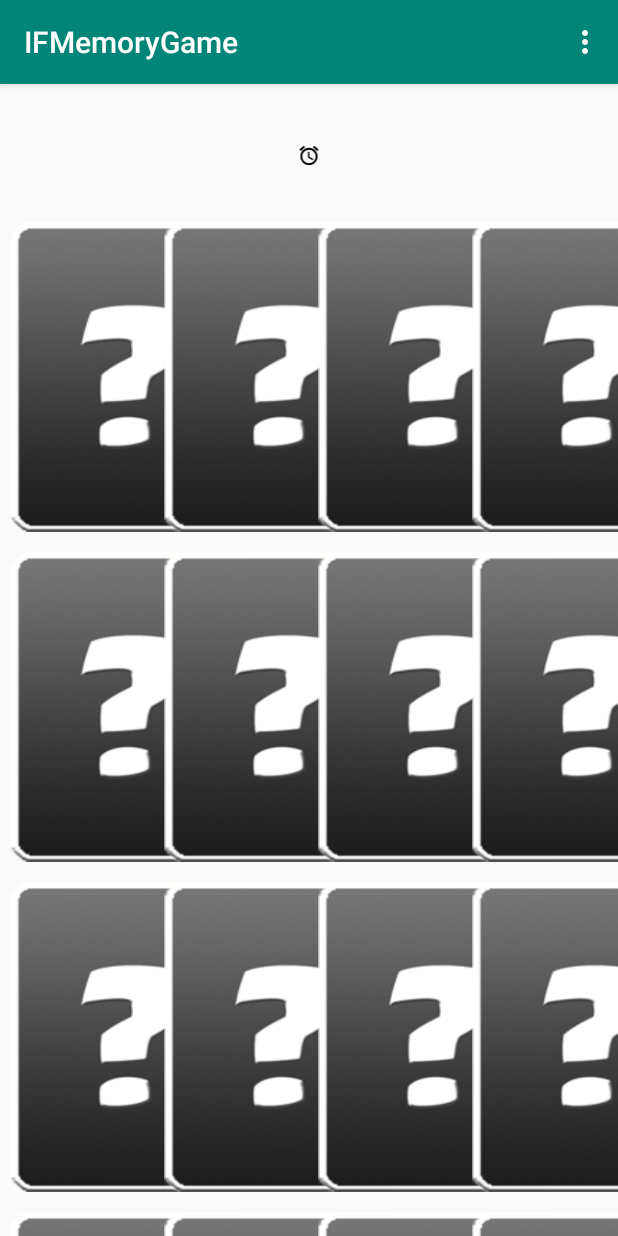
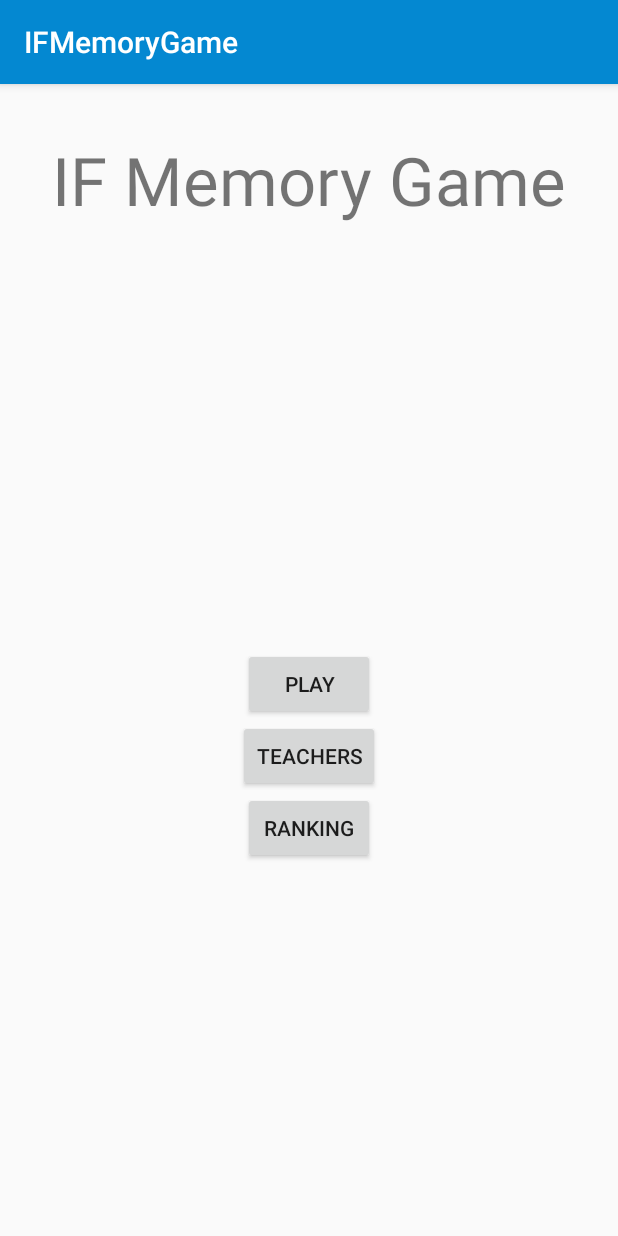
Before and after one commit to JohnOliver23/IfMemoryGame, an Android app: the screen it shows after launch (MainActivity), on a phone screen of 412 x 824 dp. Run offline under Robolectric (Android 15) with nearby library versions, the light colour scheme and no system bars.

```diff
--- a/app/build.gradle
+++ b/app/build.gradle
@@ -24,9 +24,10 @@ android {
 
 dependencies {
     implementation fileTree(dir: 'libs', include: ['*.jar'])
-    implementation"org.jetbrains.kotlin:kotlin-stdlib-jdk7:$kotlin_version"
+    implementation "org.jetbrains.kotlin:kotlin-stdlib-jdk7:$kotlin_version"
     implementation 'com.android.support:appcompat-v7:28.0.0'
     implementation 'com.android.support.constraint:constraint-layout:1.1.3'
+    implementation 'com.android.support:design:28.0.0'
     testImplementation 'junit:junit:4.12'
     androidTestImplementation 'com.android.support.test:runner:1.0.2'
     androidTestImplementation 'com.android.support.test.espresso:espresso-core:3.0.2'
--- a/app/src/main/java/com/example/ifmemorygame/MainActivity.kt
+++ b/app/src/main/java/com/example/ifmemorygame/MainActivity.kt
@@ -1,40 +1,17 @@
 package com.example.ifmemorygame
 
-import android.content.Context
-import android.media.Image
 import android.support.v7.app.AppCompatActivity
 import android.os.Bundle
-import android.util.Log
 import android.view.View
-import android.view.ViewGroup
 import android.widget.*
-import com.example.ifmemorygame.model.Teacher
-import retrofit2.Call
-import retrofit2.Callback
-import retrofit2.Response
-import android.R.attr.bottom
-import android.R.attr.right
-import android.R.attr.top
-import android.R.attr.left
-import android.net.Uri
-import android.os.Handler
-import android.os.SystemClock
-import android.view.Menu
-import android.widget.LinearLayout
-import com.example.ifmemorygame.R.id.view_timer
-import com.example.ifmemorygame.model.TeacherList
-import com.squareup.picasso.Picasso
-import jp.wasabeef.picasso.transformations.CropCircleTransformation
-import jp.wasabeef.picasso.transformations.CropSquareTransformation
-import jp.wasabeef.picasso.transformations.CropTransformation
-import jp.wasabeef.picasso.transformations.RoundedCornersTransformation
+import android.content.Intent
+
 
 
 class MainActivity : AppCompatActivity() {
-    private lateinit var curView: ImageView
-    private lateinit var gridView : GridView
-    private lateinit var dadosfotos : MutableList<String>
-    private lateinit var view_timer : Chronometer
+    private lateinit var btnPlay : Button
+    private lateinit var btnList : Button
+    private lateinit var btnRanking: Button
 
 
 
@@ -42,147 +19,32 @@ class MainActivity : AppCompatActivity() {
     override fun onCreate(savedInstanceState: Bundle?) {
         super.onCreate(savedInstanceState)
         setContentView(R.layout.activity_main)
-        view_timer = findViewById(R.id.view_timer)
-        // view_timer.setCountDown(true)
-        view_timer.base = SystemClock.elapsedRealtime()
-        view_timer.start()
 
-        var countPair =0//quantidade acertos
-        var countTentatives = 0 // quantidade tentativas
-        var jogadaAtual = 0;
-        var pos =  arrayOf(0,1,2,3,4,5,6,7,0,1,2,3,4,5,6,7).toList().shuffled()
-        dadosfotos = arrayListOf()
+        this.btnPlay = findViewById(R.id.btnPlay)
+        this.btnList = findViewById(R.id.btnList)
+        this.btnRanking = findViewById(R.id.btnRanking)
 
-        TeacherService().list().enqueue(object : Callback<TeacherList>{
-            override fun onResponse(call: Call<TeacherList>, response: Response<TeacherList>) {
-                val listteachers = response.body()
-                listteachers?.let {
-                    showTeachers(it)
-                }
-
-            }
-
-            override fun onFailure(call: Call<TeacherList>, t: Throwable) {
-                Log.e("onFailure error", t?.message)
-            }
-
-        })
-
-        /*
-        var cards= arrayOf(R.drawable.card0, R.drawable.card1,R.drawable.card2,
-                           R.drawable.card3,R.drawable.card4,R.drawable.card5,
-                           R.drawable.card6, R.drawable.card7).toList().shuffled()*/
-        var currentPos = -1
-        this.gridView = findViewById(R.id.gridView)
-        var imgAdapter = ImageAdapter(this)
-        gridView.adapter = (imgAdapter)
-        gridView.setOnItemClickListener { parent, view, position, id ->
-            view as ImageView
-            Picasso.with(this).load(dadosfotos[pos[position]])
-                .transform(RoundedCornersTransformation(10, 10)).into(view)
-            val handler = Handler()
-            if(currentPos < 0){
-                currentPos = position
-                curView = view as ImageView
-            }else {
-                if(currentPos == position){
-                    jogadaAtual = 1
-
-                }else if(pos[currentPos]!=pos[position]){
-                    view as ImageView
-                    curView.setImageResource(R.drawable.hidden)
-                    handler.postDelayed({
-                        Picasso.with(this).load(R.drawable.hidden).into(view)
-                    }, 1000)
-                    jogadaAtual = 2
-                }else {
-                    view as ImageView
-                    Picasso.with(this).load(dadosfotos[pos[position]])
-                        .transform(RoundedCornersTransformation(10, 10)).into(view)
-                    countPair++;
-                    view.setClickable(true)
-                    curView.setClickable(true)
-                    Log.i("APP_TESTADOR","foii")
-                    jogadaAtual = 2
-                    if(countPair == 8){
-                        Toast.makeText(this, "You Win", Toast.LENGTH_SHORT).show()
-                    }
-                }
-                if(jogadaAtual!=1){
-                    countTentatives++
-                    currentPos = -1
-                }
-            }
-
-        }
+        this.btnPlay.setOnClickListener({ play(it) })
+        this.btnList.setOnClickListener({ list(it) })
+        this.btnRanking.setOnClickListener({ ranking(it) })
 
     }
-    private fun showTeachers(teacherList: TeacherList){
+
+    fun play(view : View){
+        var intent = Intent(this, Main2Activity::class.java)
+        startActivity(intent)
 
 
-            for (teacher in teacherList.teachers){
-                Log.i("APP_TEACHER","url = "+teacher.url)
-                Log.i("APP_TEACHER", "nome = "+teacher.nome)
-                Log.i("APP_TEACHER","frase marcante ="+teacher.frasemarcante)
-                Log.i("APP_TEACHER","foto = "+teacher.foto)
-                this.dadosfotos.add(teacher.foto)
-            }
-        Log.i("APP_TESTADOR",dadosfotos[0].toString())
+    }
+    fun list (view : View){
+
     }
 
-    override fun onCreateOptionsMenu(menu: Menu?): Boolean {
-        menuInflater.inflate(R.menu.main_menu, menu)
-        return super.onCreateOptionsMenu(menu)
+    fun ranking (view: View) {
+
     }
 
 
 
-    inner class ImageAdapter : BaseAdapter {
-
-        var context: Context?=null
-
-        constructor(context: Context){
-            this.context = context
-        }
-
-        override fun getItemId(position: Int): Long {
-            return 0
-        }
-
-        override fun getItem(position: Int): Any {
-            return 0
-
-        }
-
-        override fun getView(position: Int, convertView: View?, parent: ViewGroup?): View {
-            var imgView: ImageView
-            if (convertView == null){
-                imgView = ImageView(context)
-                //imgView.setLayoutParams(RelativeLayout.LayoutParams(320, 320))
-                val lp = LinearLayout.LayoutParams(
-                    260,
-                    330
-                )
-                lp.setMargins(100, 100, 100, 100)
-                imgView.setLayoutParams(lp)
-                imgView.setPadding(10, 10, 0, 10)
-                imgView.setScaleType(ImageView.ScaleType.FIT_XY)
-                imgView.setImageResource(R.drawable.hidden)
-
-            }else{
-                imgView =  convertView as ImageView
-                imgView.setImageResource(R.drawable.hidden)
-
-            }
-            return imgView
-
-        }
-        override fun getCount(): Int {
-            return 16;
-
-        }
-
-    }
-
 
 }
--- a/app/src/main/java/com/example/ifmemorygame/TeacherService.kt
+++ b/app/src/main/java/com/example/ifmemorygame/TeacherService.kt
@@ -7,12 +7,14 @@ import retrofit2.Call
 import retrofit2.Retrofit
 import retrofit2.converter.gson.GsonConverterFactory
 import retrofit2.http.GET
+import retrofit2.http.Query
+
 const val BASE_URL = "http://apiprofessoresifpbtsi.herokuapp.com/"
 
 interface TeacherService {
 
     @GET("professores")
-    fun list(): Call<TeacherList>
+    fun list(@Query("page") page: Int): Call<TeacherList>
 
     companion object{
         operator fun invoke () : TeacherService {
--- a/app/src/main/res/layout/activity_main.xml
+++ b/app/src/main/res/layout/activity_main.xml
@@ -9,42 +9,38 @@
         tools:context=".MainActivity">
 
     <LinearLayout
-            android:paddingTop="10dp"
+            android:layout_weight="5"
+            android:gravity="center"
+            android:layout_width="match_parent"
+            android:layout_height="match_parent">
+        <TextView
+                android:text="IF Memory Game"
+                android:textSize="20pt"
+                android:layout_width="wrap_content"
+                android:layout_height="wrap_content"/>
+
+    </LinearLayout>
+    <LinearLayout
+            android:layout_weight="1"
+            android:gravity="center"
             android:layout_width="match_parent"
             android:layout_height="match_parent"
-            android:layout_weight="8"
-            android:gravity="center"
-            android:orientation="vertical"
-            android:layout_margin="30dp">
-
-        <ImageView android:layout_width="wrap_content"
-                   android:layout_height="match_parent"
-                   android:src="@drawable/ic_action_alarm"
-        />
-
-        <Chronometer
-                android:id="@+id/view_timer"
-                android:textSize="20sp"
-                android:textStyle="bold"
-                tools:targetApi="1"
-                android:paddingLeft="2dp"
-                android:paddingTop="6dp"
+            android:orientation="vertical">
+        <Button
                 android:layout_width="wrap_content"
-                android:layout_height="match_parent"/>
+                android:layout_height="wrap_content"
+                android:text="Play"
+                android:id="@+id/btnPlay"/>
+        <Button
+                android:layout_width="wrap_content"
+                android:layout_height="wrap_content"
+                android:text="Teachers"
+                android:id="@+id/btnList"/>
+        <Button
+                android:layout_width="wrap_content"
+                android:layout_height="wrap_content"
+                android:text="Ranking"
+                android:id="@+id/btnRanking"/>
 
     </LinearLayout>
-
-    <LinearLayout
-            android:layout_width="match_parent"
-            android:layout_height="match_parent"
-            android:layout_weight="1">
-        <GridView
-            android:layout_width="match_parent"
-            android:layout_height="match_parent"
-            android:id="@+id/gridView"
-            android:numColumns="4"
-            android:stretchMode="columnWidth">
-        </GridView>
-    </LinearLayout>
-
 </LinearLayout>
--- a/app/src/main/res/values/colors.xml
+++ b/app/src/main/res/values/colors.xml
@@ -1,6 +1,9 @@
 <?xml version="1.0" encoding="utf-8"?>
 <resources>
-    <color name="colorPrimary">#008577</color>
-    <color name="colorPrimaryDark">#00574B</color>
-    <color name="colorAccent">#D81B60</color>
+    <color name="colorPrimary">#0488d1</color>
+    <color name="colorPrimaryDark">#0477bd</color>
+    <color name="colorAccent">#0488d1</color>
+    <color name="gray">#a9a9a9</color>
+    <color name="white">#e8e8e8</color>
+    <color name="black">#000</color>
 </resources>
--- /dev/null
+++ b/app/src/main/res/values/dimens.xml
@@ -0,0 +1,3 @@
+<resources>
+    <dimen name="fab_margin">16dp</dimen>
+</resources>
--- a/app/src/main/res/values/strings.xml
+++ b/app/src/main/res/values/strings.xml
@@ -1,3 +1,4 @@
 <resources>
     <string name="app_name">IFMemoryGame</string>
+    <string name="title_activity_main_menu">MainActivityMenu</string>
 </resources>
--- a/app/src/main/res/values/styles.xml
+++ b/app/src/main/res/values/styles.xml
@@ -14,6 +14,12 @@
         <item name="android:textSize">20sp</item>
 
     </style>
+    <style name="AppTheme.NoActionBar">
+        <item name="windowActionBar">false</item>
+        <item name="windowNoTitle">true</item>
+    </style>
+    <style name="AppTheme.AppBarOverlay" parent="ThemeOverlay.AppCompat.Dark.ActionBar"/>
+    <style name="AppTheme.PopupOverlay" parent="ThemeOverlay.AppCompat.Light"/>
 
 
 </resources>
--- a/build.gradle
+++ b/build.gradle
@@ -8,7 +8,7 @@ buildscript {
 
     }
     dependencies {
-        classpath 'com.android.tools.build:gradle:3.3.2'
+        classpath 'com.android.tools.build:gradle:3.4.0-rc03'
         classpath "org.jetbrains.kotlin:kotlin-gradle-plugin:$kotlin_version"
         // NOTE: Do not place your application dependencies here; they belong
         // in the individual module build.gradle files
```
Also changed, not shown: app/src/main/AndroidManifest.xml (+10 -2 lines), app/src/main/java/com/example/ifmemorygame/Main2Activity.kt (added, +211 -0 lines), app/src/main/res/layout/activity_main2.xml (added, +71 -0 lines), app/src/main/res/layout/dialog_activity.xml (added, +108 -0 lines), app/src/main/res/drawable/sucesso.png (added), gradle/wrapper/gradle-wrapper.properties.
